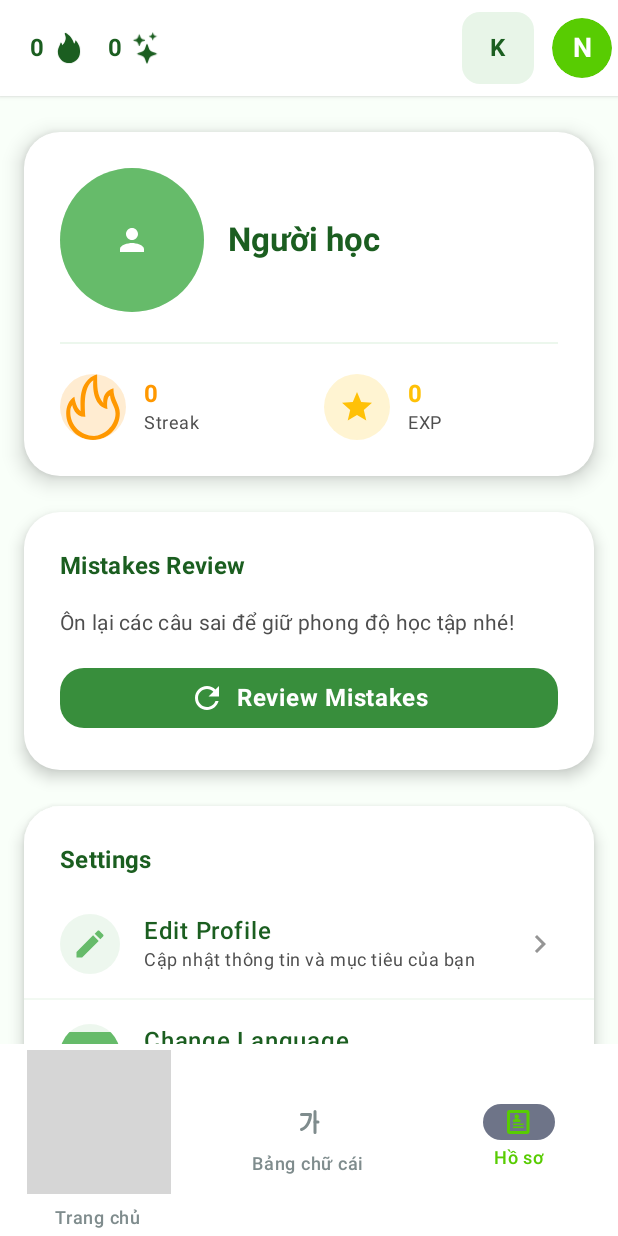
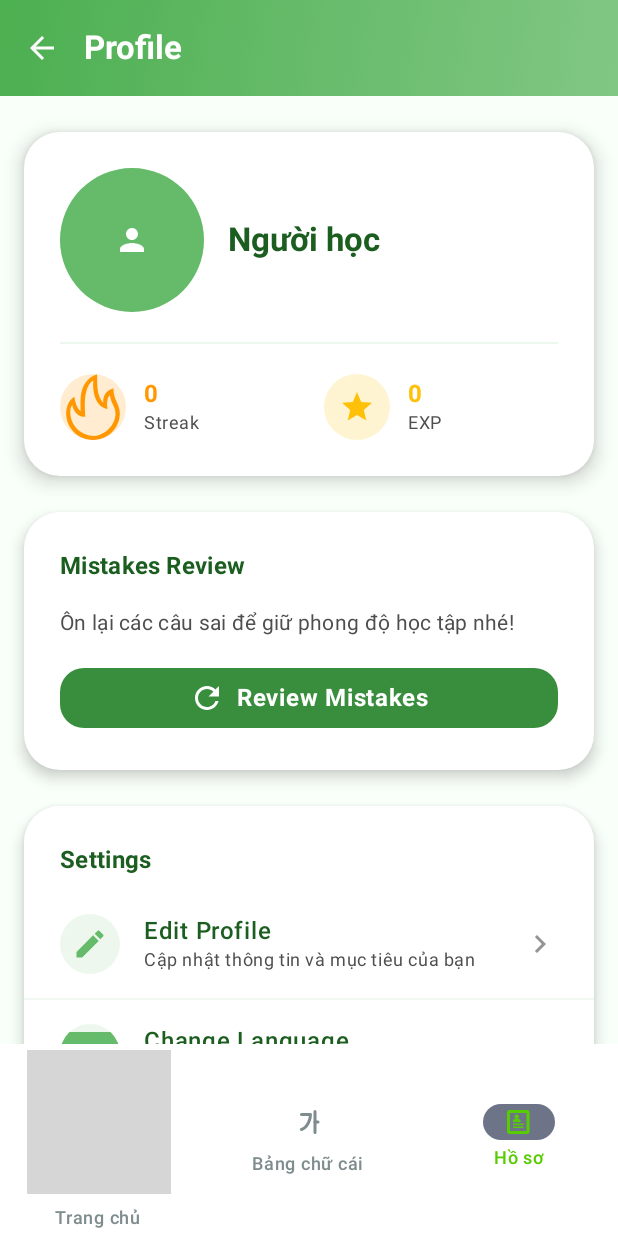
Before and after one commit to buihuyhoaf/seoul_hankuko_book, an Android app built with Jetpack Compose: the composable ProfileScreen shown on its own in the app's theme, on a phone screen of 412 x 824 dp. Run offline under Robolectric (Android 15) with nearby library versions, the phone set to English and light mode, and no system bars; our stand-ins replace Dagger/Hilt's generated code; network calls fail; pictures from the network do not load; grey boxes are pictures that could not be loaded.

Commit message:
update ui

```diff
--- a/app/src/main/java/com/seoulhankuko/app/presentation/screens/ProfileScreen.kt
+++ b/app/src/main/java/com/seoulhankuko/app/presentation/screens/ProfileScreen.kt
@@ -80,8 +80,7 @@ import androidx.lifecycle.compose.collectAsStateWithLifecycle
 import coil.compose.AsyncImage
 import coil.request.ImageRequest
 import com.seoulhankuko.app.R
-import com.seoulhankuko.app.presentation.components.MainScaffold
-import com.seoulhankuko.app.presentation.components.TopBarState
+import com.seoulhankuko.app.presentation.components.ModernBottomNavigationBar
 import com.seoulhankuko.app.presentation.utils.MiscColors
 import com.seoulhankuko.app.presentation.utils.ProfileColors
 import com.seoulhankuko.app.presentation.viewmodel.GoogleSignInViewModel
@@ -107,21 +106,21 @@ fun ProfileScreen(
 
     var showLogoutDialog by remember { mutableStateOf(false) }
 
-    MainScaffold(
-        topBarState = TopBarState(
-            userName = userData?.name ?: userData?.email ?: "Người học",
-            streakDays = userData?.streakDays ?: 0,
-            exp = userData?.exp ?: 0,
-            courseTitle = null,
-            courseThumbnailUrl = userData?.avatarUrl,
-            isVisible = true,
-            isShown = true
-        ),
-        currentRoute = "profile",
-        onNavigateToHome = onNavigateToHome,
-        onNavigateToNotification = onNavigateToNotification,
-        onNavigateToProfile = onNavigateToProfile,
-        onAvatarClick = onAvatarClick ?: onNavigateToProfile,
+    Scaffold(
+        topBar = {
+            ProfileTopBar(
+                onNavigateBack = onNavigateBack,
+                onSettingsClick = onNavigateToSettings
+            )
+        },
+        bottomBar = {
+            ModernBottomNavigationBar(
+                currentRoute = "profile",
+                onNavigateToHome = onNavigateToHome,
+                onNavigateToNotification = onNavigateToNotification,
+                onNavigateToProfile = { /* Already here */ }
+            )
+        },
         containerColor = ProfileColors.BackgroundLight
     ) { innerPadding ->
         LazyColumn(
@@ -178,6 +177,56 @@ fun ProfileScreen(
             }
         )
     }
+}
+
+@OptIn(ExperimentalMaterial3Api::class)
+@Composable
+private fun ProfileTopBar(
+    onNavigateBack: () -> Unit,
+    onSettingsClick: (() -> Unit)?
+) {
+    val gradient = Brush.linearGradient(
+        colors = listOf(ProfileColors.PrimaryGreen, ProfileColors.SecondaryGreen)
+    )
+
+    TopAppBar(
+        title = {
+            Text(
+                text = "Profile",
+                style = MaterialTheme.typography.titleLarge,
+                fontWeight = FontWeight.Bold,
+                color = Color.White
+            )
+        },
+        navigationIcon = {
+            IconButton(onClick = onNavigateBack) {
+                Icon(
+                    imageVector = Icons.AutoMirrored.Filled.ArrowBack,
+                    contentDescription = "Quay lại",
+                    tint = Color.White
+                )
+            }
+        },
+        actions = {
+            onSettingsClick?.let { onSettings ->
+                IconButton(onClick = onSettings) {
+                    Icon(
+                        imageVector = Icons.Default.Settings,
+                        contentDescription = "Cài đặt",
+                        tint = Color.White
+                    )
+                }
+            }
+        },
+        colors = TopAppBarDefaults.topAppBarColors(
+            containerColor = Color.Transparent,
+            titleContentColor = Color.White,
+            navigationIconContentColor = Color.White
+        ),
+        modifier = Modifier
+            .background(gradient)
+            .statusBarsPadding()
+    )
 }
 
 @Composable
```
Also changed, not shown: app/src/main/java/com/seoulhankuko/app/navigation/AppNavigation.kt (+0 -16 lines), app/src/main/java/com/seoulhankuko/app/presentation/screens/LessonFlowScreen.kt (+39 -29 lines).
